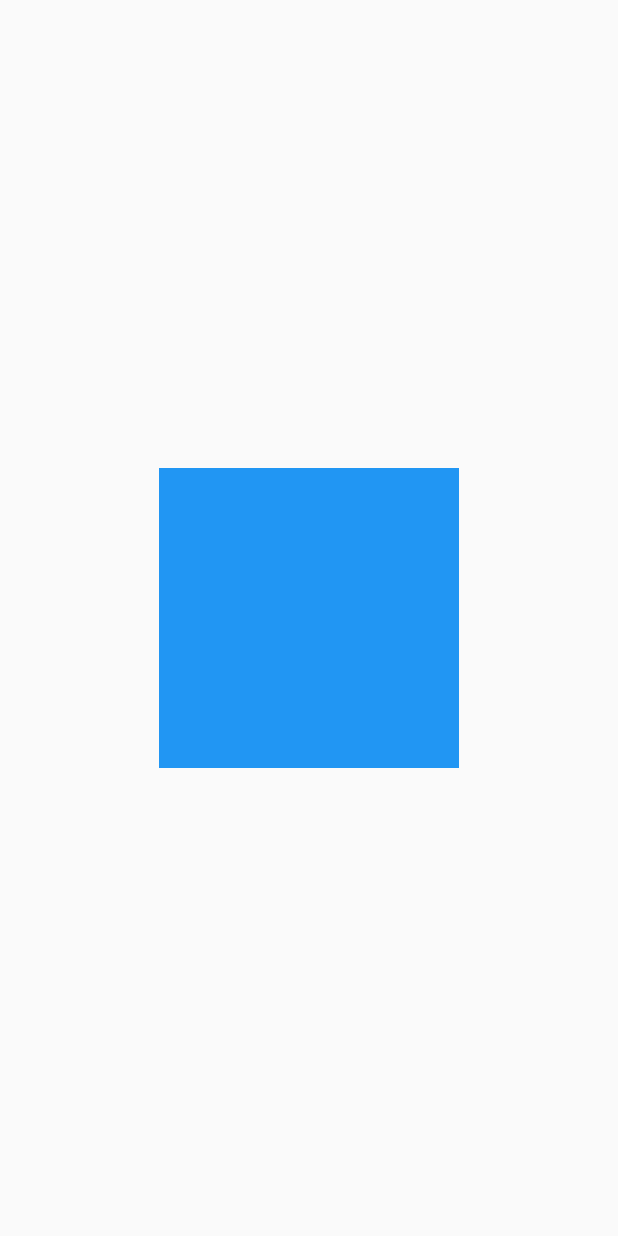
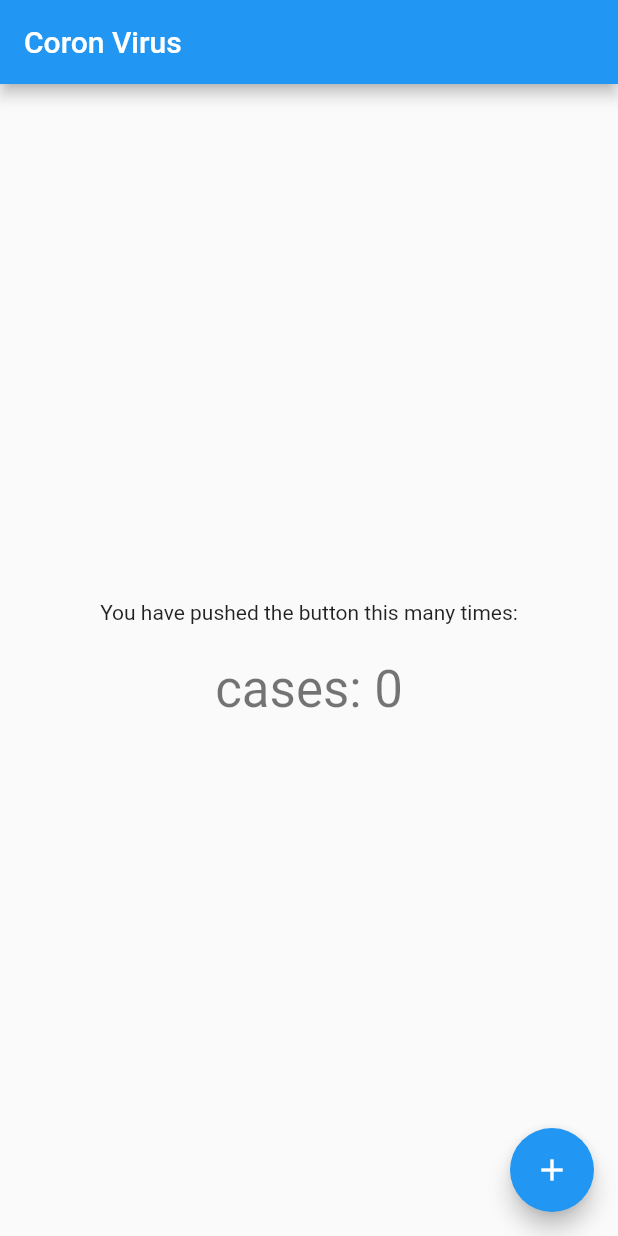
Before and after one commit to a7madZ3Dev/nCovid, a Flutter app: the screen it shows after launch, on a phone screen of 412 x 824 dp. Run offline on Flutter 3.47's test engine with Material 2 defaults, Android fonts, the phone set to English and light mode, and no system bars.

```diff
--- a/lib/app/services/api.dart
+++ b/lib/app/services/api.dart
@@ -1,5 +1,13 @@
 import './api_keys.dart';
 import 'package:flutter/foundation.dart';
+
+enum Endpoint {
+  cases,
+  casesSuspected,
+  casesConfirmed,
+  deaths,
+  recovered,
+}
 
 class API {
   API({@required this.apiKey});
@@ -16,4 +24,18 @@ class API {
         host: host,
         path: 'token',
       );
+
+  Uri endpointUri(Endpoint endpoint) => Uri(
+        scheme: 'https',
+        host: host,
+        path: _paths[endpoint],
+      );
+
+  static Map<Endpoint, String> _paths = {
+    Endpoint.cases: 'cases',
+    Endpoint.casesSuspected: 'casesSuspected',
+    Endpoint.casesConfirmed: 'casesConfirmed',
+    Endpoint.deaths: 'deaths',
+    Endpoint.recovered: 'recovered',
+  };
 }
--- a/lib/main.dart
+++ b/lib/main.dart
@@ -1,8 +1,8 @@
+import './app/services/api.dart';
+import './app/services/api_services.dart';
 import 'package:flutter/material.dart';
 
-void main() {
-  runApp(MyApp());
-}
+void main() => runApp(MyApp());
 
 class MyApp extends StatelessWidget {
   // This widget is the root of your application.
@@ -10,32 +10,76 @@ class MyApp extends StatelessWidget {
   Widget build(BuildContext context) {
     return MaterialApp(
       debugShowCheckedModeBanner: false,
-      title: 'Corona',
+      title: 'Coron Virus',
       theme: ThemeData(
         primarySwatch: Colors.blue,
-        visualDensity: VisualDensity.adaptivePlatformDensity,
       ),
-      home: MyHomePage(),
+      home: MyHomePage(title: 'Coron Virus'),
     );
   }
 }
 
 class MyHomePage extends StatefulWidget {
-  MyHomePage({Key key}) : super(key: key);
+  MyHomePage({Key key, this.title}) : super(key: key);
+  final String title;
+
   @override
   _MyHomePageState createState() => _MyHomePageState();
 }
 
 class _MyHomePageState extends State<MyHomePage> {
+  String _accessToken = '';
+  int _cases = 0;
+  int _deaths;
+
+  void _updateAccessToken() async {
+    final apiService = APIService(api: API.sandbox());
+    final accessToken = await apiService.getAccessToken();
+    final cases = await apiService.getEndpointData(
+        accessToken: accessToken, endpoint: Endpoint.cases);
+    final deaths = await apiService.getEndpointData(
+        accessToken: accessToken, endpoint: Endpoint.deaths);
+    setState(() {
+      _accessToken = accessToken;
+      _cases = cases;
+      _deaths = deaths;} );
+
+  }
+
   @override
   Widget build(BuildContext context) {
     return Scaffold(
+      appBar: AppBar(
+        title: Text(widget.title),
+      ),
       body: Center(
-        child: Container(
-          height: 200,
-          color: Colors.blue,
-          width: 200,
+        child: Column(
+          mainAxisAlignment: MainAxisAlignment.center,
+          children: <Widget>[
+            Text(
+              'You have pushed the button this many times:',
+            ),
+            Text(
+              '$_accessToken',
+              style: Theme.of(context).textTheme.headline6,
+            ),
+
+            Text(
+              'cases: $_cases',
+              style: Theme.of(context).textTheme.headline4,
+            ),
+            if(_deaths != null)
+             Text(
+              'deaths :$_deaths',
+              style: Theme.of(context).textTheme.headline4,
+            ),
+          ],
         ),
+      ),
+      floatingActionButton: FloatingActionButton(
+        onPressed: _updateAccessToken,
+        tooltip: 'Increment',
+        child: Icon(Icons.add),
       ),
     );
   }
```
Also changed, not shown: lib/app/services/api_services.dart (+49 -0 lines).
